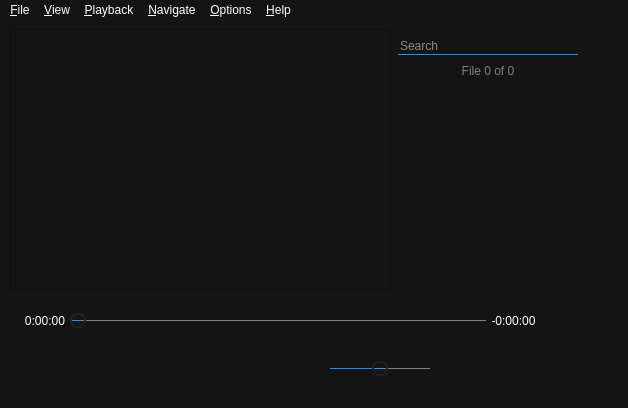
This is Baka MPlayer/windows/mainwindow.ui in u8sand/Baka-MPlayer as Qt 5 draws it before an edit. The edited form follows.
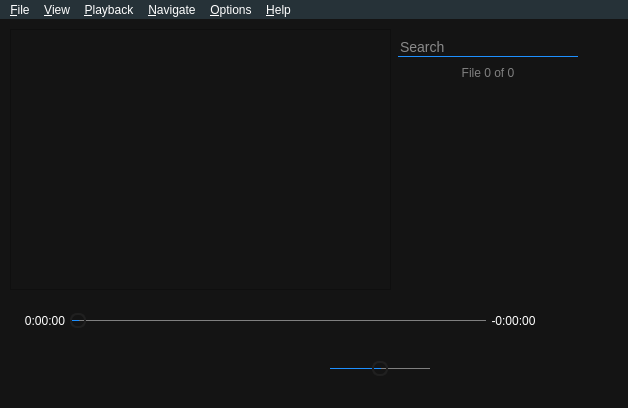
This is the edited form. Icons and pictures are not drawn. Custom widgets are drawn as their Qt base class.

Commit message: locationdialog.ui: changed textbox and button style

```diff
--- a/Baka MPlayer/windows/mainwindow.ui
+++ b/Baka MPlayer/windows/mainwindow.ui
@@ -18,11 +18,17 @@
     <normaloff>:/img/logo.ico</normaloff>:/img/logo.ico</iconset>
   </property>
   <property name="styleSheet">
-   <string notr="true">/* QMenu */
-
-QWidget, QMenu, QMenuBar, QMenuBar::item {
+   <string notr="true">QWidget, QMenu {
 	background: #141414;
 	color: white;
+	font-family: 	&quot;Lucida Sans Unicode&quot;;
+}
+
+/* QMenu */
+
+QMenuBar, QMenuBar::item {
+	background: #263238;
+	color: white;
 }
 
 QMenu {
@@ -47,6 +53,7 @@
 /* Playlist */
 
 #searchBox {
+	font-size: 14px;
 	border-bottom: 1px solid dodgerblue;
 	border-radius: 0px;
 }
@@ -609,7 +616,7 @@
      <x>0</x>
      <y>0</y>
      <width>628</width>
-     <height>21</height>
+     <height>22</height>
     </rect>
    </property>
    <widget class="QMenu" name="menu_File">
```
Left out of the diff: 3 changed lines with no effect on the pictures. The commit also changes 1 other file.
